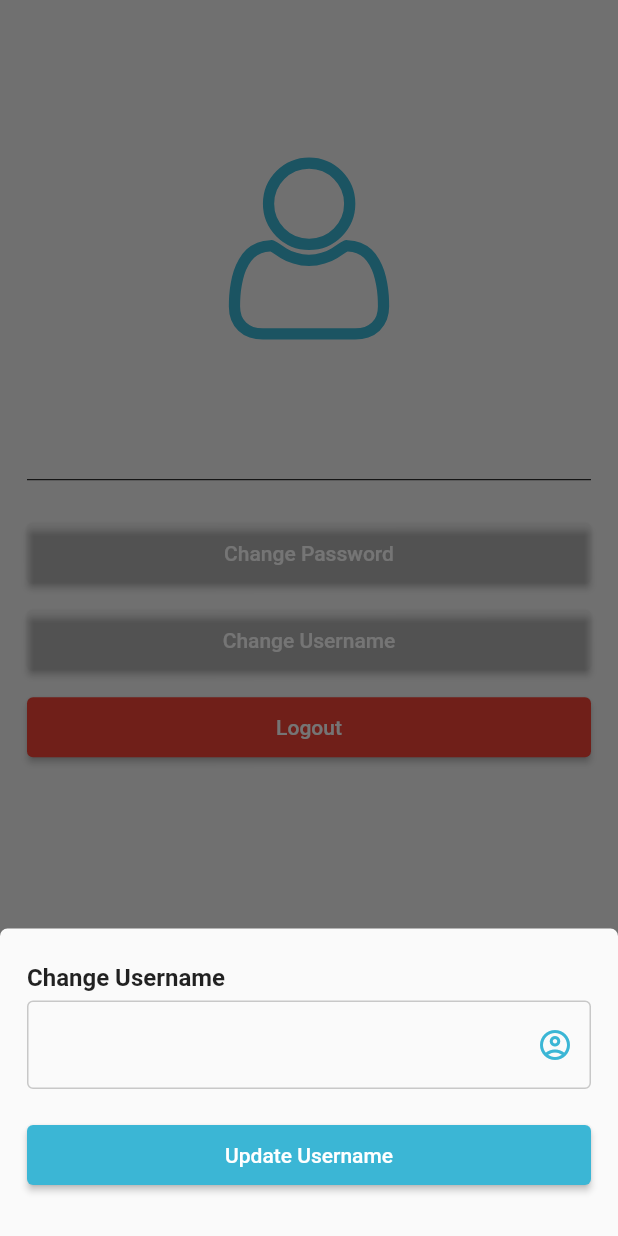
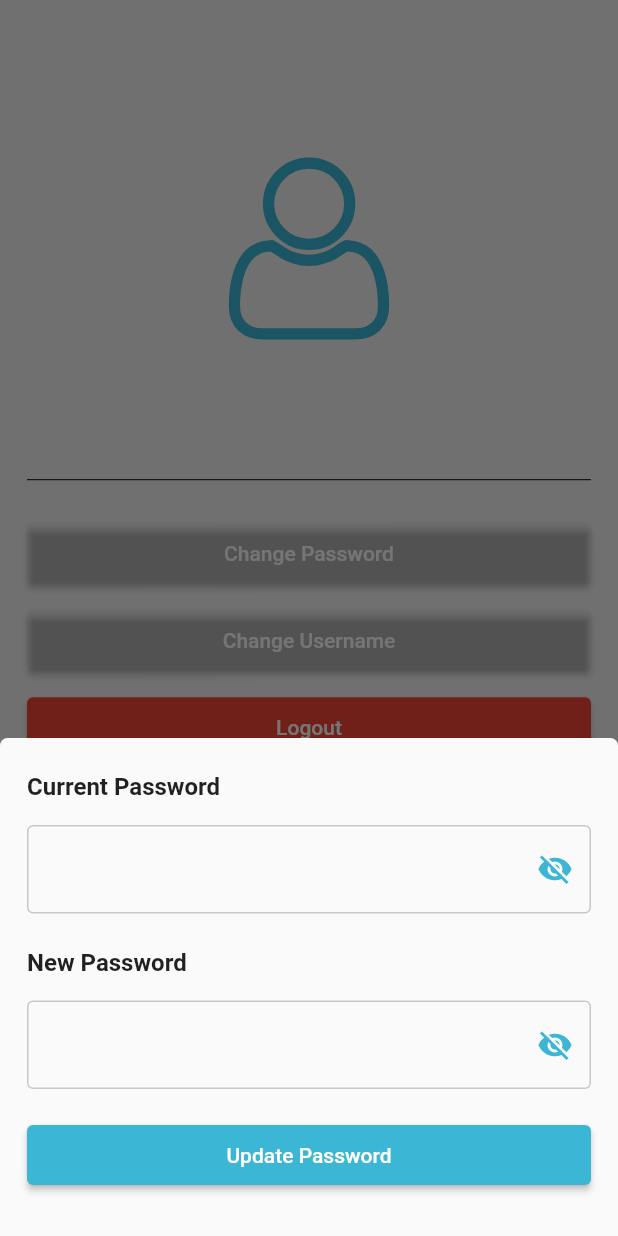
Before and after one commit to gikwegbu/tweech, a Flutter app: the HomeScreen screen opened by its route, item 3 of the bottom bar chosen, after a tap on "Change Password", on a phone screen of 412 x 824 dp. Run offline on Flutter 3.47's test engine with Material 2 defaults, Android fonts, the phone set to English and light mode, and no system bars; our stand-ins replace cloud_firestore, dotted_border, file_picker, firebase_auth, firebase_core, firebase_storage and 3 more; missing offline and left inert: agora_rtc_engine; accounts and stored records are empty; network calls fail.

Commit message:
Update on Feature
1. Update password is now working

```diff
--- a/lib/components/change_username.dart
+++ b/lib/components/change_username.dart
@@ -46,6 +46,9 @@ class _UpdateUsernameState extends State<UpdateUsername> {
               height: 3,
             ),
           ),
+          const SizedBox(
+            height: 10,
+          ),
           CustomTextField(
             controller: usernameController,
             icon: Icons.account_circle_outlined,
@@ -84,8 +87,6 @@ class _UpdateUsernameState extends State<UpdateUsername> {
     await _firestoreMethods.updateUsername(context, usernameController.text);
     _updatingUsername = false;
     setState(() {});
-    navigateBack(context);
-    showSnackBar(context, "Update Successfull");
     // once it returns, update your local provider copyWith...
     await _userProvider
         .updateUser(_user.copyWith(username: usernameController.text));
--- /dev/null
+++ b/lib/components/update_password.dart
@@ -0,0 +1,133 @@
+import 'package:flutter/material.dart';
+import 'package:provider/provider.dart';
+import 'package:tweech/models/user_model.dart' as model;
+import 'package:tweech/providers/user_provider.dart';
+import 'package:tweech/resources/auth_methods.dart';
+import 'package:tweech/utils/utils.dart';
+import 'package:tweech/widget/custom_button.dart';
+import 'package:tweech/widget/custom_textfield.dart';
+
+class UpdatePassword extends StatefulWidget {
+  const UpdatePassword({
+    Key? key,
+  }) : super(key: key);
+
+  @override
+  State<UpdatePassword> createState() => _UpdatePasswordState();
+}
+
+class _UpdatePasswordState extends State<UpdatePassword> {
+  TextEditingController currentPasswordController = TextEditingController();
+  TextEditingController newPasswordController = TextEditingController();
+  bool _updatingPassword = false;
+  bool _revealCurrentPassword = true;
+  bool _revealNewPassword = true;
+  final AuthMethods _authMethods = AuthMethods();
+
+  late final _userProvider;
+  late final model.User _user;
+
+  @override
+  void initState() {
+    _userProvider = Provider.of<UserProvider>(context, listen: false);
+    _user = _userProvider.user;
+    super.initState();
+  }
+
+  @override
+  Widget build(BuildContext context) {
+    return SizedBox(
+      child: Column(
+        mainAxisSize: MainAxisSize.min,
+        crossAxisAlignment: CrossAxisAlignment.start,
+        children: <Widget>[
+          const Text(
+            "Current Password",
+            style: TextStyle(
+              fontWeight: FontWeight.bold,
+              fontSize: 16,
+              height: 3,
+            ),
+          ),
+          const SizedBox(
+            height: 10,
+          ),
+          CustomTextField(
+            controller: currentPasswordController,
+            inputType: TextInputType.visiblePassword,
+            icon: _revealCurrentPassword
+                ? Icons.visibility_off
+                : Icons.visibility,
+            obscureText: _revealCurrentPassword,
+            iconPress: () {
+              _revealCurrentPassword = !_revealCurrentPassword;
+              setState(() {});
+            },
+          ),
+          const Text(
+            "New Password",
+            style: TextStyle(
+              fontWeight: FontWeight.bold,
+              fontSize: 16,
+              height: 3,
+            ),
+          ),
+          const SizedBox(
+            height: 10,
+          ),
+          CustomTextField(
+            controller: newPasswordController,
+            inputType: TextInputType.visiblePassword,
+            icon: _revealNewPassword ? Icons.visibility_off : Icons.visibility,
+            obscureText: _revealNewPassword,
+            iconPress: () {
+              _revealNewPassword = !_revealNewPassword;
+              setState(() {});
+            },
+          ),
+          const SizedBox(
+            height: 20,
+          ),
+          if (_updatingPassword)
+            const Center(
+              child: CircularProgressIndicator.adaptive(),
+            ),
+          Visibility(
+            visible: !_updatingPassword,
+            child: CustomButton(
+              text: 'Update Password',
+              press: _updatePassword,
+            ),
+          ),
+          const SizedBox(
+            height: 30,
+          ),
+        ],
+      ),
+    );
+  }
+
+  _updatePassword() async {
+    if (currentPasswordController.text.isEmpty ||
+        newPasswordController.text.isEmpty) {
+      showSnackBar(context, "Oops!!! field can't be empty");
+      return;
+    }
+    _updatingPassword = true;
+    setState(() {});
+    // call the firestore code here
+    await _authMethods.updatePassword(
+        context, currentPasswordController.text, newPasswordController.text);
+    _updatingPassword = false;
+    setState(() {});
+    // currentPasswordController.clear();
+    // newPasswordController.clear();
+  }
+
+  @override
+  void dispose() {
+    currentPasswordController.dispose();
+    newPasswordController.dispose();
+    super.dispose();
+  }
+}
--- a/lib/providers/user_provider.dart
+++ b/lib/providers/user_provider.dart
@@ -16,9 +16,7 @@ class UserProvider extends ChangeNotifier {
   }
 
   updateUser(User user) {
-    print("Yeah, i'm updating the user profile");
     _user = user;
-    print("George this is the new User: ${user.toMap()}");
     notifyListeners();
   }
 
--- a/lib/resources/auth_methods.dart
+++ b/lib/resources/auth_methods.dart
@@ -93,7 +93,7 @@ class AuthMethods {
 
       final cred = await EmailAuthProvider.credential(
           email: currentUser.email!, password: currentPassword);
-      // currentUser.updatePassword(newPassword);
+
       await currentUser.reauthenticateWithCredential(cred).then((value) async {
         await currentUser.updatePassword(newPassword).then((_) {
           res = true;
@@ -105,6 +105,7 @@ class AuthMethods {
     } on FirebaseAuthException catch (e) {
       showSnackBar(context, e.message!);
     }
+    navigateBack(context);
     return res;
   }
 
--- a/lib/resources/firestore_methods.dart
+++ b/lib/resources/firestore_methods.dart
@@ -133,6 +133,8 @@ class FirestoreMethods {
       await _firestore.collection(usersCollection).doc(_id).update({
         'username': newUsername,
       });
+      showSnackBar(context, "Update Successfull");
+      navigateBack(context);
     } on FirebaseException catch (e) {
       showSnackBar(context, e.message!);
     }
--- a/lib/screens/settings_screen.dart
+++ b/lib/screens/settings_screen.dart
@@ -6,6 +6,7 @@ import 'package:flutter/material.dart';
 import 'package:lottie/lottie.dart';
 import 'package:provider/provider.dart';
 import 'package:tweech/components/change_username.dart';
+import 'package:tweech/components/update_password.dart';
 import 'package:tweech/providers/user_provider.dart';
 import 'package:tweech/resources/auth_methods.dart';
 import 'package:tweech/screens/onboarding_screen.dart';
@@ -166,7 +167,7 @@ class _SettingsScreenState extends State<SettingsScreen> {
         builder: (context) {
           return Padding(
             padding: const EdgeInsets.symmetric(horizontal: 18.0),
-            child: getView(index: 0),
+            child: getView(index: index),
           );
         });
   }
@@ -177,7 +178,7 @@ class _SettingsScreenState extends State<SettingsScreen> {
      */
     switch (index) {
       case 0:
-        return const UpdateUsername();
+        return const UpdatePassword();
       default:
         return const UpdateUsername();
     }
```
Also changed, not shown: lib/screens/login_screen.dart (+4 -6 lines).
